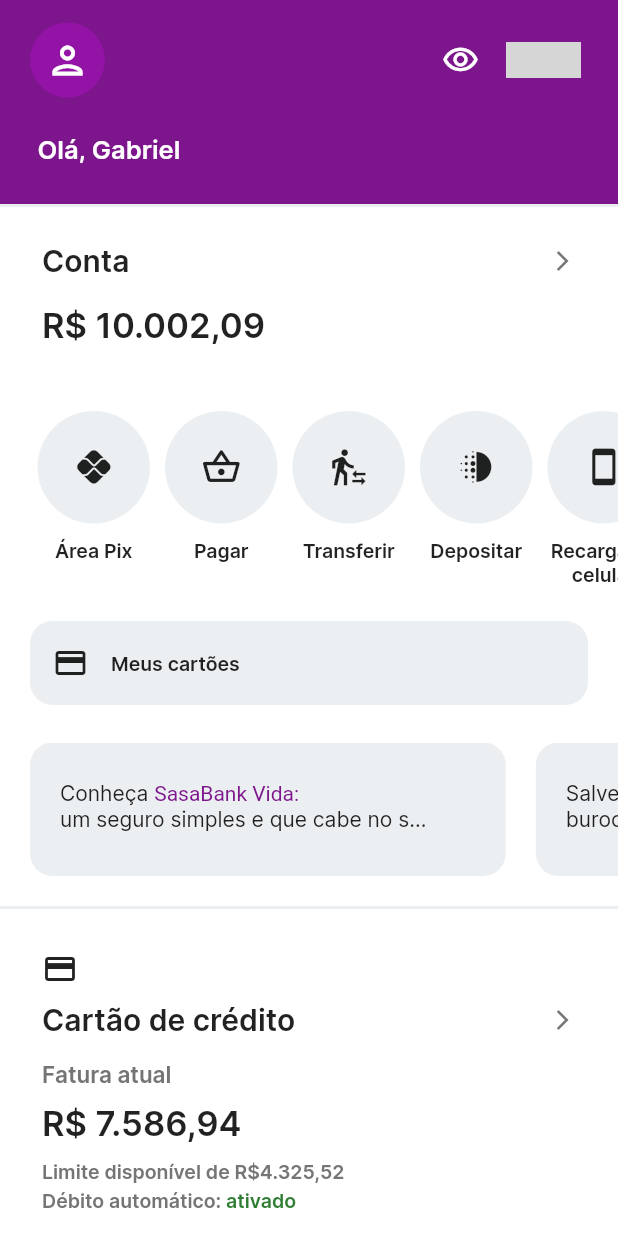
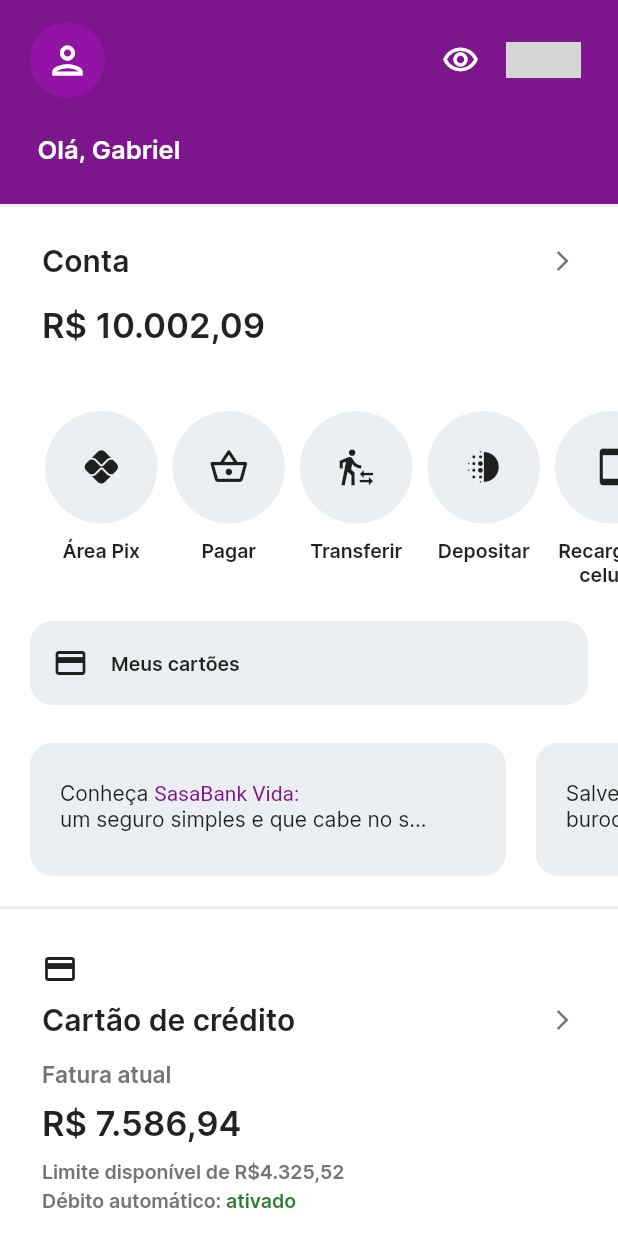
Before and after one commit to gbtb16/sasa-bank, a Flutter app: the screen it shows after launch, on a phone screen of 412 x 824 dp. Run offline on Flutter 3.47's test engine with Material 2 defaults, Android fonts, the phone set to English and light mode, and no system bars; our stand-ins replace page_transition; statements that could not run were skipped; grey boxes are pictures that could not be loaded.

Commit message:
app: issue at font-family in card widget

```diff
--- a/lib/managements/cards/account/buttons/buttons_manager.dart
+++ b/lib/managements/cards/account/buttons/buttons_manager.dart
@@ -19,7 +19,7 @@ class _ButtonsManagerState extends State<ButtonsManager> {
       child: ListView.builder(
           scrollDirection: Axis.horizontal,
           physics: const BouncingScrollPhysics(),
-          padding: const EdgeInsets.symmetric(horizontal: 25),
+          padding: const EdgeInsets.only(left: 30, right: 25),
           shrinkWrap: true,
           itemCount: buttons.length,
           itemBuilder: (context, index) {
--- a/lib/widgets/custom_card_widget.dart
+++ b/lib/widgets/custom_card_widget.dart
@@ -105,7 +105,6 @@ class CustomCardWidget extends StatelessWidget {
                             subtitle ?? '',
                             style: TextStyle(
                               height: 1.5,
-                              fontFamily: 'Poppins',
                               color: defaultColorOptions.secondTextColor,
                               fontSize: 14,
                               fontWeight: FontWeight.bold,
```
